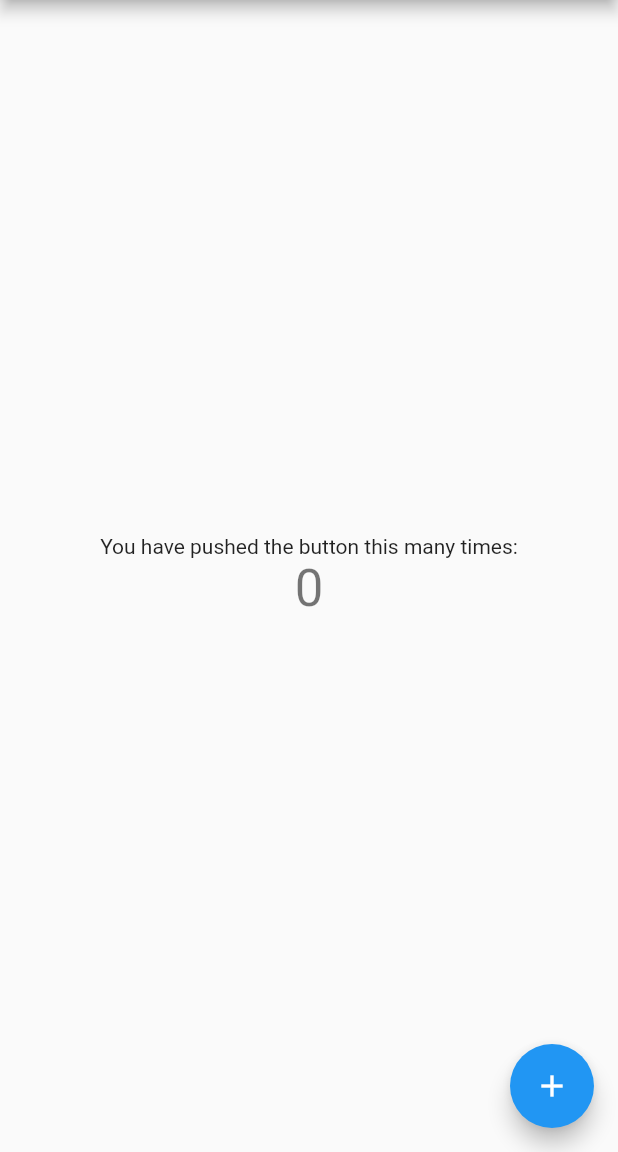
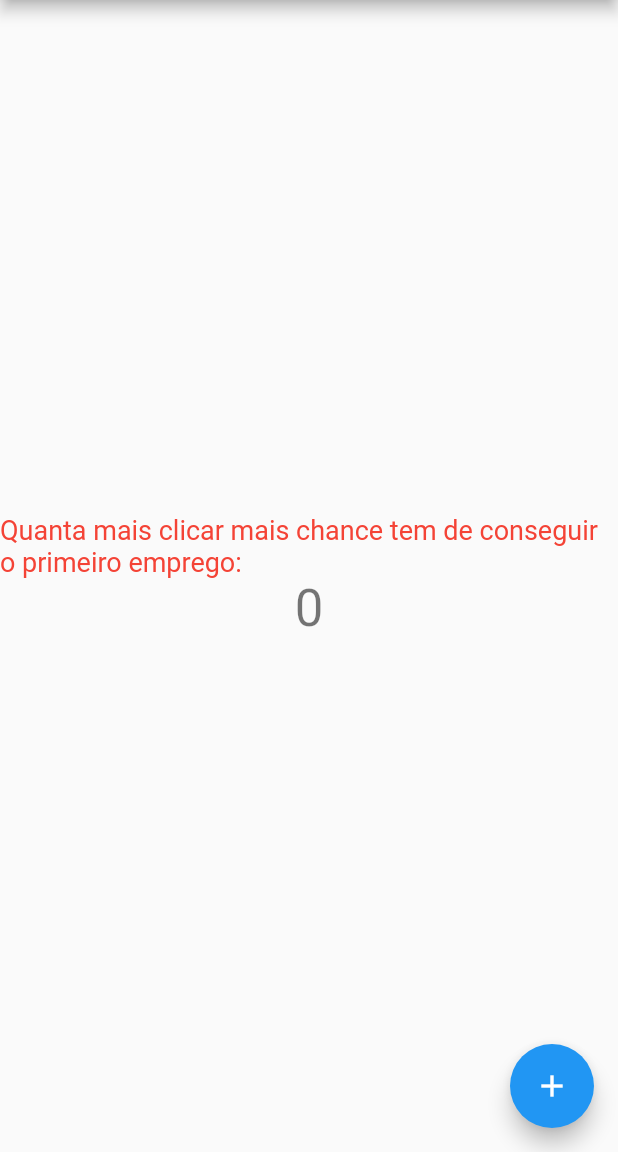
Before and after one commit to vitor-silva-santos/appflutter, a Flutter app: the screen it shows after launch, on a phone screen of 412 x 824 dp, the part 84-1236 px from its top. Run offline on Flutter 3.47's test engine with Material 2 defaults, Android fonts, the phone set to English and light mode, and no system bars.

Commit message:
alterando cores e fonte

```diff
--- a/lib/main.dart
+++ b/lib/main.dart
@@ -96,7 +96,8 @@ class _MyHomePageState extends State<MyHomePage> {
           mainAxisAlignment: MainAxisAlignment.center,
           children: <Widget>[
             const Text(
-              'You have pushed the button this many times:',
+              'Quanta mais clicar mais chance tem de conseguir o primeiro emprego:',
+              style: TextStyle(color: Colors.red, fontSize: 18),
             ),
             Text(
               '$_counter',
```
